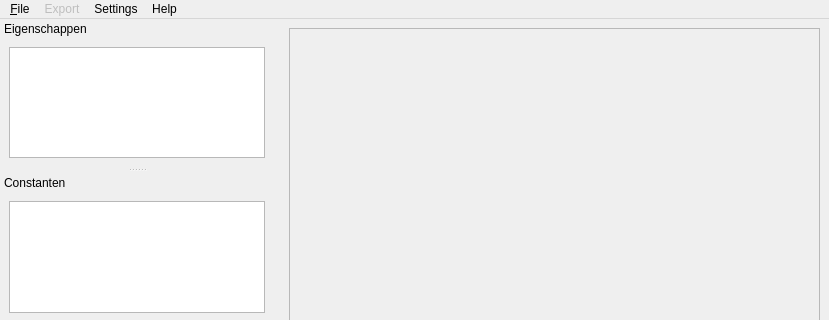
This is src/app/ruleCreator/mainwindow.ui in Dtai/PokerbotClient as Qt 5 draws it before an edit; both pictures show x 0 to 829 and y 0 to 320 of the 829 by 807 pixel window. The edited form follows.
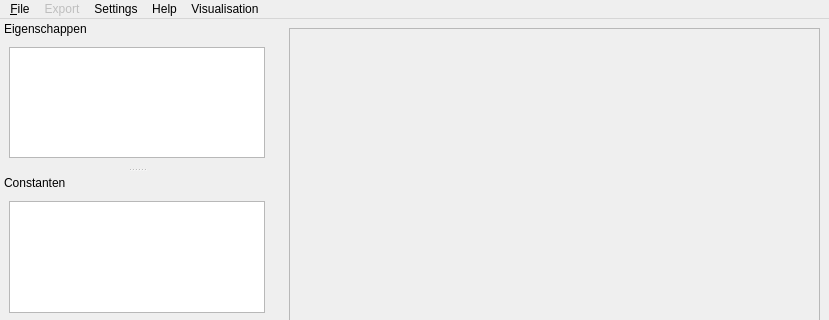
This is the edited form. Custom widgets are drawn as their Qt base class.

Commit message: A visualisation window is added to the client. It shows currently a basic swf file.

Diff of the .ui file:
```diff
--- a/src/app/ruleCreator/mainwindow.ui
+++ b/src/app/ruleCreator/mainwindow.ui
@@ -82,10 +82,17 @@
     </property>
     <addaction name="actionShow_Information"/>
    </widget>
+   <widget class="QMenu" name="menuShow_visualisation">
+    <property name="title">
+     <string>Visualisation</string>
+    </property>
+    <addaction name="actionShow_Visualisation"/>
+   </widget>
    <addaction name="menuFile"/>
    <addaction name="menuExport"/>
    <addaction name="menuSettings"/>
    <addaction name="menuHelp"/>
+   <addaction name="menuShow_visualisation"/>
   </widget>
   <widget class="QStatusBar" name="statusbar"/>
   <widget class="QDockWidget" name="dwFeature">
```
Left out of the diff: 5 changed lines with no effect on the pictures. The commit also changes 8 other files.
